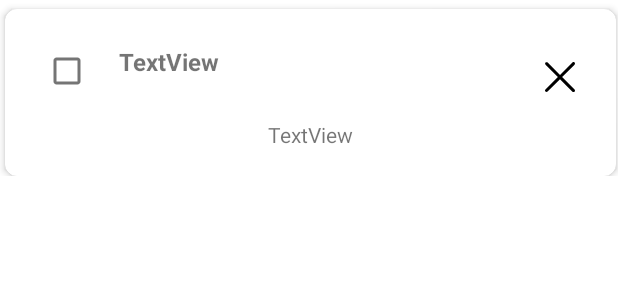
After one commit to PearInJurassic/AdvancedSoftTesting, an Android app: the layout todo_card_view.xml on its own in the app's theme, with its tools: preview values and no code run, on a phone screen of 412 x 824 dp. The commit adds this screen. Shown: the top 300 px of the screen. Run offline under Robolectric (Android 15) with nearby library versions, the phone set to English and light mode, and no system bars.

Commit message:
able to show the todo lists

```diff
--- a/app/build.gradle
+++ b/app/build.gradle
@@ -31,12 +31,14 @@ android {
 }
 
 dependencies {
-
+//    implementation 'androidx.cardview.widget.CardView '
+    implementation 'androidx.cardview:cardview:1.0.0'
     implementation 'androidx.appcompat:appcompat:1.3.1'
     implementation 'com.google.android.material:material:1.3.0'
     implementation 'androidx.constraintlayout:constraintlayout:2.0.4'
     implementation 'androidx.navigation:navigation-fragment:2.3.5'
     implementation 'androidx.navigation:navigation-ui:2.3.5'
+    implementation 'androidx.cardview:cardview:1.0.0'
     testImplementation 'junit:junit:4.+'
     androidTestImplementation 'androidx.test.ext:junit:1.1.2'
     androidTestImplementation 'androidx.test.espresso:espresso-core:3.3.0'
--- a/app/src/main/java/com/example/myapplication/FirstFragment.java
+++ b/app/src/main/java/com/example/myapplication/FirstFragment.java
@@ -52,6 +52,7 @@ public class FirstFragment extends Fragment {
                 return false;
             }
         });
+
         // ListView
         searchItems = getResources().getStringArray(R.array.testValues);
         stringArrayAdapter = new ArrayAdapter<String>(getActivity(), android.R.layout.simple_list_item_1, searchItems);
--- /dev/null
+++ b/app/src/main/res/drawable/ic___1.xml
@@ -0,0 +1,9 @@
+<vector xmlns:android="http://schemas.android.com/apk/res/android"
+    android:width="200dp"
+    android:height="200dp"
+    android:viewportWidth="1024"
+    android:viewportHeight="1024">
+  <path
+      android:fillColor="#FF000000"
+      android:pathData="M557.31,513.25l265.28,-263.9c12.54,-12.48 12.61,-32.7 0.13,-45.25 -12.51,-12.58 -32.7,-12.61 -45.25,-0.13L512.13,467.9 249.09,204.06c-12.45,-12.48 -32.7,-12.54 -45.25,-0.06 -12.51,12.48 -12.54,32.74 -0.06,45.28l262.98,263.78 -265.15,263.74c-12.54,12.48 -12.61,32.7 -0.13,45.25 6.24,6.27 14.46,9.44 22.69,9.44 8.16,0 16.32,-3.1 22.56,-9.31l265.22,-263.81 265.44,266.24c6.24,6.27 14.43,9.41 22.66,9.41 8.19,0 16.35,-3.14 22.59,-9.34 12.51,-12.48 12.54,-32.7 0.06,-45.25L557.31,513.25z"/>
+</vector>
--- /dev/null
+++ b/app/src/main/res/layout/todo_card_view.xml
@@ -0,0 +1,79 @@
+<?xml version="1.0" encoding="utf-8"?>
+<LinearLayout xmlns:android="http://schemas.android.com/apk/res/android"
+    xmlns:app="http://schemas.android.com/apk/res-auto"
+    xmlns:tools="http://schemas.android.com/tools"
+    android:layout_width="match_parent"
+    android:layout_height="wrap_content"
+    android:orientation="vertical"
+    tools:context=".SecondFragment">
+
+
+    <androidx.cardview.widget.CardView
+        android:id="@+id/cardView"
+        android:layout_width="407dp"
+        android:layout_height="111dp"
+        android:layout_marginStart="3dp"
+        android:layout_marginLeft="3dp"
+        android:layout_marginTop="6dp"
+        android:layout_marginEnd="3dp"
+        android:layout_marginRight="3dp"
+        app:cardCornerRadius="8dp"
+        app:cardElevation="3dp"
+        app:contentPadding="5dp">
+
+        <androidx.constraintlayout.widget.ConstraintLayout
+            android:layout_width="match_parent"
+            android:layout_height="match_parent">
+
+            <ImageButton
+                android:id="@+id/deleteButton"
+                android:layout_width="32dp"
+                android:layout_height="32dp"
+                android:layout_marginEnd="16dp"
+                android:layout_marginRight="16dp"
+                android:background="#00FFFFFF"
+                android:scaleType="centerCrop"
+                android:src="@drawable/ic___1"
+                app:layout_constraintBottom_toBottomOf="@+id/todoCheckBox"
+                app:layout_constraintEnd_toEndOf="parent"
+                app:layout_constraintTop_toTopOf="@+id/todoCheckBox"
+                app:layout_constraintVertical_bias="1.0" />
+
+            <CheckBox
+                android:id="@+id/todoCheckBox"
+                android:layout_width="40dp"
+                android:layout_height="40dp"
+                android:layout_marginTop="16dp"
+                app:layout_constraintEnd_toStartOf="@+id/deleteButton"
+                app:layout_constraintHorizontal_bias="0.051"
+                app:layout_constraintStart_toStartOf="parent"
+                app:layout_constraintTop_toTopOf="parent" />
+
+            <TextView
+                android:id="@+id/Time_TextView"
+                android:layout_width="wrap_content"
+                android:layout_height="wrap_content"
+                android:text="TextView"
+                app:layout_constraintBottom_toBottomOf="parent"
+                app:layout_constraintEnd_toEndOf="parent"
+                app:layout_constraintStart_toStartOf="parent"
+                app:layout_constraintTop_toBottomOf="@+id/todoCheckBox" />
+
+            <TextView
+                android:id="@+id/check_TextView"
+                android:layout_width="264dp"
+                android:layout_height="35dp"
+                android:text="TextView"
+                android:textSize="16sp"
+                android:textStyle="bold"
+                app:layout_constraintBottom_toBottomOf="@+id/todoCheckBox"
+                app:layout_constraintEnd_toStartOf="@+id/deleteButton"
+                app:layout_constraintStart_toEndOf="@+id/todoCheckBox"
+                app:layout_constraintTop_toTopOf="@+id/todoCheckBox" />
+
+        </androidx.constraintlayout.widget.ConstraintLayout>
+
+    </androidx.cardview.widget.CardView>
+
+
+</LinearLayout>
```
Also changed, not shown: app/src/main/java/com/example/myapplication/MainActivity.java (+7 -0 lines), app/src/main/java/com/example/myapplication/SecondFragment.java (+42 -0 lines), app/src/main/java/com/example/myapplication/adapter/TodoListAdapter.java (added, +90 -0 lines), app/src/main/java/com/example/myapplication/bean/ContactInfo.java (added, +38 -0 lines), app/src/main/java/com/example/myapplication/util/DBHelper.java (added, +30 -0 lines), app/src/main/res/layout/fragment_second.xml (+19 -17 lines), app/src/main/res/values/strings.xml (+4 -4 lines).
